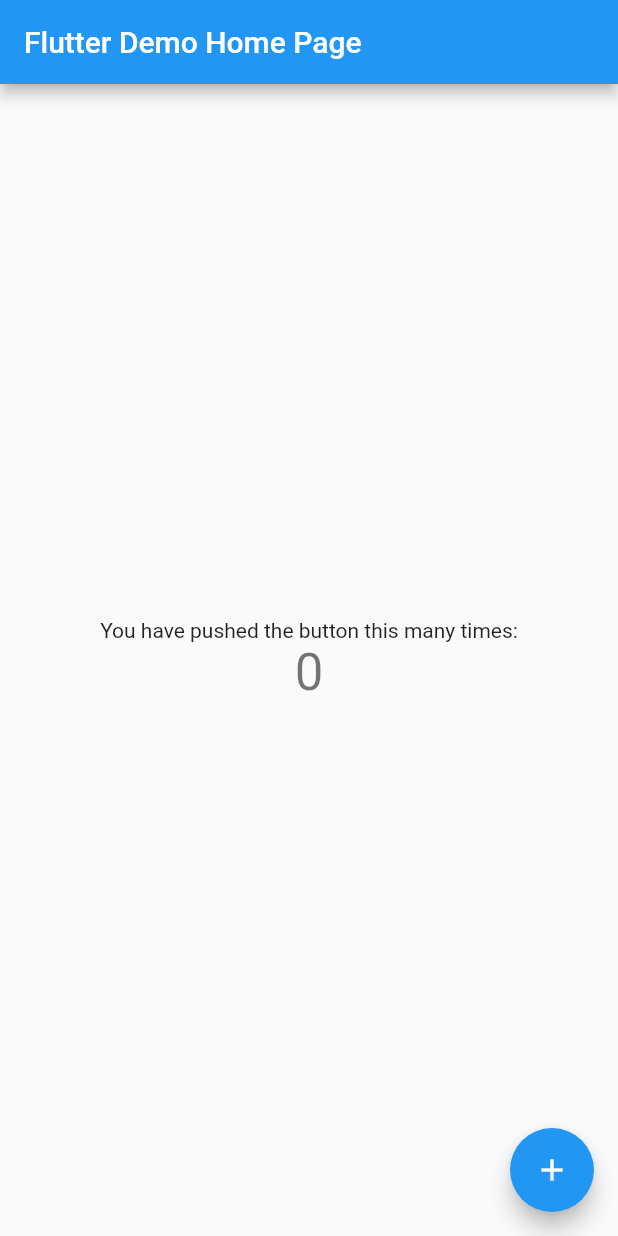
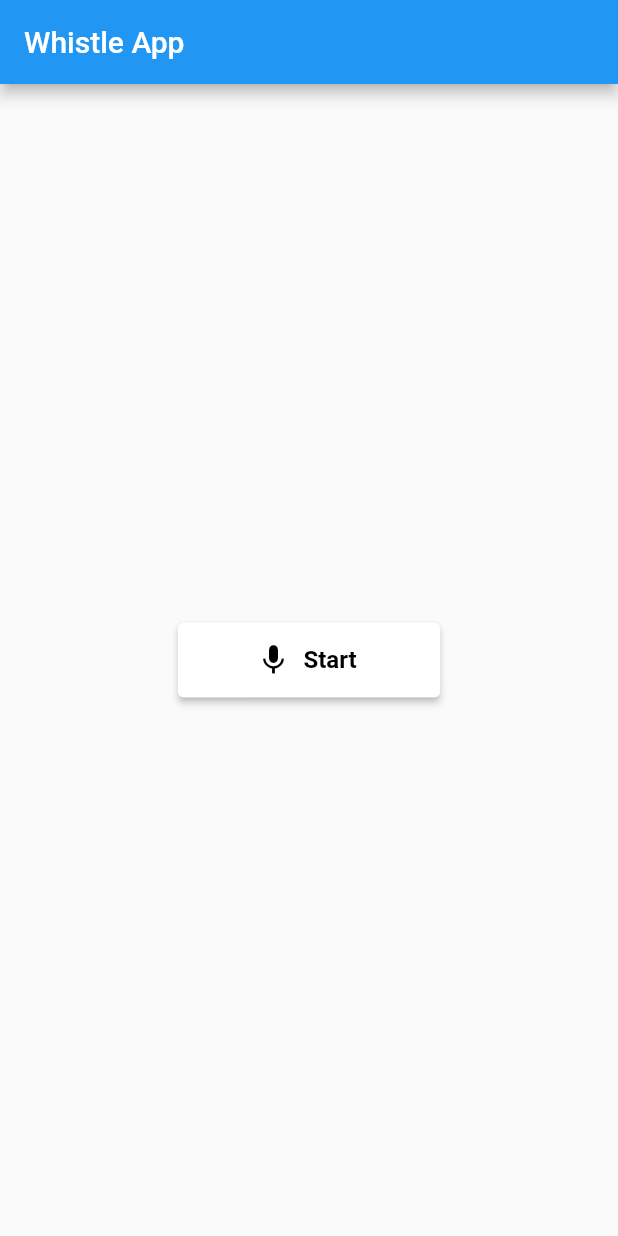
Before and after one commit to ortisan/whistle-flutter, a Flutter app: the screen it shows after launch, on a phone screen of 412 x 824 dp. Run offline on Flutter 3.47's test engine with Material 2 defaults, Android fonts, the phone set to English and light mode, and no system bars; our stand-ins replace permission_handler; missing offline and left inert: flutter_sound_lite.

```diff
--- a/lib/main.dart
+++ b/lib/main.dart
@@ -1,115 +1,53 @@
 import 'package:flutter/material.dart';
+import 'package:whistle/api/sound_recorder.dart';
 
-void main() {
-  runApp(const MyApp());
+void main() => runApp(MainPage());
+
+class MainPage extends StatefulWidget {
+  _MainPageState createState() => _MainPageState();
 }
 
-class MyApp extends StatelessWidget {
-  const MyApp({Key? key}) : super(key: key);
-
-  // This widget is the root of your application.
-  @override
-  Widget build(BuildContext context) {
-    return MaterialApp(
-      title: 'Whistle App',
-      theme: ThemeData(
-        // This is the theme of your application.
-        //
-        // Try running your application with "flutter run". You'll see the
-        // application has a blue toolbar. Then, without quitting the app, try
-        // changing the primarySwatch below to Colors.green and then invoke
-        // "hot reload" (press "r" in the console where you ran "flutter run",
-        // or simply save your changes to "hot reload" in a Flutter IDE).
-        // Notice that the counter didn't reset back to zero; the application
-        // is not restarted.
-        primarySwatch: Colors.blue,
-      ),
-      home: const MyHomePage(title: 'Flutter Demo Home Page'),
-    );
-  }
-}
-
-class MyHomePage extends StatefulWidget {
-  const MyHomePage({Key? key, required this.title}) : super(key: key);
-
-  // This widget is the home page of your application. It is stateful, meaning
-  // that it has a State object (defined below) that contains fields that affect
-  // how it looks.
-
-  // This class is the configuration for the state. It holds the values (in this
-  // case the title) provided by the parent (in this case the App widget) and
-  // used by the build method of the State. Fields in a Widget subclass are
-  // always marked "final".
-
-  final String title;
+class _MainPageState extends State<MainPage> {
+  final recorder = SoundRecorder();
 
   @override
-  State<MyHomePage> createState() => _MyHomePageState();
-}
+  void initState() {
+    super.initState();
+    recorder.init();
+  }
 
-class _MyHomePageState extends State<MyHomePage> {
-  int _counter = 0;
-
-  void _incrementCounter() {
-    setState(() {
-      // This call to setState tells the Flutter framework that something has
-      // changed in this State, which causes it to rerun the build method below
-      // so that the display can reflect the updated values. If we changed
-      // _counter without calling setState(), then the build method would not be
-      // called again, and so nothing would appear to happen.
-      _counter++;
-    });
+  @override
+  void dispose() {
+    recorder.dispose();
+    super.dispose();
   }
 
   @override
   Widget build(BuildContext context) {
-    // This method is rerun every time setState is called, for instance as done
-    // by the _incrementCounter method above.
-    //
-    // The Flutter framework has been optimized to make rerunning build methods
-    // fast, so that you can just rebuild anything that needs updating rather
-    // than having to individually change instances of widgets.
-    return Scaffold(
-      appBar: AppBar(
-        // Here we take the value from the MyHomePage object that was created by
-        // the App.build method, and use it to set our appbar title.
-        title: Text(widget.title),
+    return MaterialApp(
+        home: Scaffold(
+            appBar: AppBar(title: Text("Whistle App")),
+            body: Center(child: buildStart())));
+  }
+
+  Widget buildStart() {
+    final isRecording = recorder.isRecording;
+    final icon = isRecording ? Icons.stop : Icons.mic;
+    final text = isRecording ? "Stop" : "Start";
+    final primary = isRecording ? Colors.red : Colors.white;
+    final onPrimary = isRecording ? Colors.white : Colors.black;
+    return ElevatedButton.icon(
+      style: ElevatedButton.styleFrom(
+          minimumSize: Size(175, 50), primary: primary, onPrimary: onPrimary),
+      icon: Icon(icon),
+      label: Text(
+        text,
+        style: TextStyle(fontSize: 16, fontWeight: FontWeight.bold),
       ),
-      body: Center(
-        // Center is a layout widget. It takes a single child and positions it
-        // in the middle of the parent.
-        child: Column(
-          // Column is also a layout widget. It takes a list of children and
-          // arranges them vertically. By default, it sizes itself to fit its
-          // children horizontally, and tries to be as tall as its parent.
-          //
-          // Invoke "debug painting" (press "p" in the console, choose the
-          // "Toggle Debug Paint" action from the Flutter Inspector in Android
-          // Studio, or the "Toggle Debug Paint" command in Visual Studio Code)
-          // to see the wireframe for each widget.
-          //
-          // Column has various properties to control how it sizes itself and
-          // how it positions its children. Here we use mainAxisAlignment to
-          // center the children vertically; the main axis here is the vertical
-          // axis because Columns are vertical (the cross axis would be
-          // horizontal).
-          mainAxisAlignment: MainAxisAlignment.center,
-          children: <Widget>[
-            const Text(
-              'You have pushed the button this many times:',
-            ),
-            Text(
-              '$_counter',
-              style: Theme.of(context).textTheme.headline4,
-            ),
-          ],
-        ),
-      ),
-      floatingActionButton: FloatingActionButton(
-        onPressed: _incrementCounter,
-        tooltip: 'Increment',
-        child: const Icon(Icons.add),
-      ), // This trailing comma makes auto-formatting nicer for build methods.
+      onPressed: () async {
+        await recorder.toggleRecording();
+        setState(() {});
+      },
     );
   }
 }
```
Also changed, not shown: lib/api/sound_recorder.dart (+26 -2 lines), pubspec.yaml (+3 -4 lines), pubspec.lock, 6 other files.
